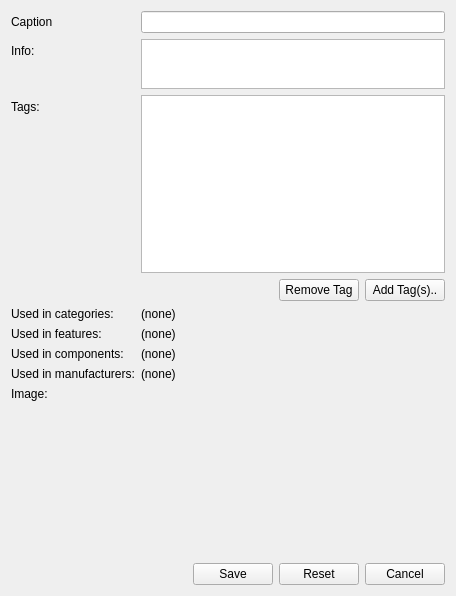
First picture: the form in client/uiforms/picture_edit.ui, repository Wolframe/configurator, before the edit.
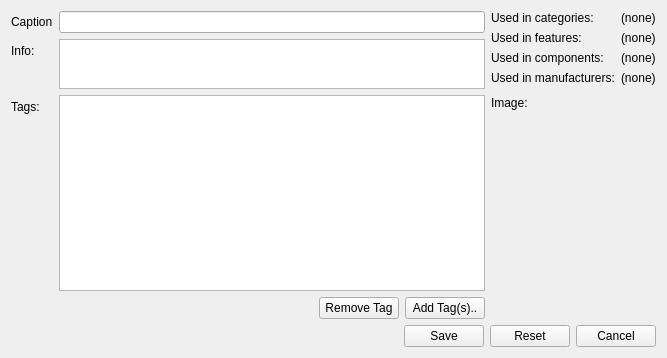
Second picture: the form after the edit. Icons and pictures are not drawn. Custom widgets are drawn as their Qt base class.

Commit message: started to fix default sort order in tables (pictures for now) some cleanup in picture forms (nicer 2 column layout)

```diff
--- a/client/uiforms/picture_edit.ui
+++ b/client/uiforms/picture_edit.ui
@@ -6,8 +6,8 @@
    <rect>
     <x>0</x>
     <y>0</y>
-    <width>456</width>
-    <height>596</height>
+    <width>667</width>
+    <height>358</height>
    </rect>
   </property>
   <property name="windowTitle">
@@ -23,20 +23,62 @@
   <property name="answer" stdset="0">
    <string>Picture dummy {picture{id={main.id}; caption{{main.caption}}; info{{main.info}}; image{{main.image.base64}}; height{{?}}; width{{?}}; size{{?}}; tags{{?}}; used_categories{{main.used_categories}}; used_features{{main.used_features}}; used_manufacturers {{main.used_manufacturers}}; used_components {{main.used_components}} }; tagwrap[] {id={?};tag{{?}}}}</string>
   </property>
+  <layout class="QGridLayout" name="gridLayout">
+   <item row="11" column="0" colspan="2">
+    <layout class="QHBoxLayout" name="horizontalLayout">
+     <item>
+      <spacer name="horizontalSpacer">
+       <property name="orientation">
+        <enum>Qt::Horizontal</enum>
+       </property>
+       <property name="sizeHint" stdset="0">
+        <size>
+         <width>40</width>
+         <height>20</height>
+        </size>
+       </property>
+      </spacer>
+     </item>
+     <item>
+      <widget class="QPushButton" name="save">
+       <property name="text">
+        <string>Save</string>
+       </property>
+       <property name="action" stdset="0">
+        <string notr="true">updatePicture picture {id={main.id}; caption{{main.caption}}; info {{main.info}}; tagwrap { tag[] {id={main.tags.item.id:?}}}; image {size={main.image.size:?}; {main.image.base64:?}}}</string>
+       </property>
+       <property name="form" stdset="0">
+        <string notr="true">_CLOSE_</string>
+       </property>
+       <property name="datasignal:clicked" stdset="0">
+        <string>picture</string>
+       </property>
+      </widget>
+     </item>
+     <item>
+      <widget class="QPushButton" name="reset">
+       <property name="text">
+        <string>Reset</string>
+       </property>
+       <property name="form" stdset="0">
+        <string notr="true">_RESET_</string>
+       </property>
+      </widget>
+     </item>
+     <item>
+      <widget class="QPushButton" name="cancel">
+       <property name="text">
+        <string>Cancel</string>
+       </property>
+       <property name="form" stdset="0">
+        <string notr="true">_CLOSE_</string>
+       </property>
+      </widget>
+     </item>
+    </layout>
+   </item>
+   <item row="0" column="0">
   <layout class="QFormLayout" name="formLayout">
-   <property name="fieldGrowthPolicy">
-    <enum>QFormLayout::AllNonFixedFieldsGrow</enum>
-   </property>
-   <item row="0" column="0">
-    <widget class="QLabel" name="label_caption">
-     <property name="text">
-      <string>Caption</string>
-     </property>
-     <property name="buddy">
-      <cstring>caption</cstring>
-     </property>
-    </widget>
-   </item>
    <item row="0" column="1">
     <widget class="QLineEdit" name="caption">
      <property name="initialFocus" stdset="0">
@@ -44,16 +86,6 @@
      </property>
     </widget>
    </item>
-   <item row="1" column="0">
-    <widget class="QLabel" name="label_info">
-     <property name="text">
-      <string>Info:</string>
-     </property>
-     <property name="buddy">
-      <cstring>info</cstring>
-     </property>
-    </widget>
-   </item>
    <item row="1" column="1">
     <widget class="QPlainTextEdit" name="info">
      <property name="maximumSize">
@@ -64,13 +96,23 @@
      </property>
     </widget>
    </item>
-   <item row="2" column="0">
-    <widget class="QLabel" name="label_tag">
+     <item row="0" column="0">
+      <widget class="QLabel" name="label_caption">
      <property name="text">
-      <string>Tags:</string>
+        <string>Caption</string>
      </property>
      <property name="buddy">
-      <cstring>tags</cstring>
+        <cstring>caption</cstring>
+       </property>
+      </widget>
+     </item>
+     <item row="1" column="0">
+      <widget class="QLabel" name="label_info">
+       <property name="text">
+        <string>Info:</string>
+       </property>
+       <property name="buddy">
+        <cstring>info</cstring>
      </property>
     </widget>
    </item>
@@ -117,6 +159,16 @@
      </property>
     </widget>
    </item>
+     <item row="2" column="0">
+      <widget class="QLabel" name="label_tag">
+       <property name="text">
+        <string>Tags:</string>
+       </property>
+       <property name="buddy">
+        <cstring>tags</cstring>
+       </property>
+      </widget>
+     </item>
    <item row="3" column="1">
     <layout class="QHBoxLayout" name="horizontalLayout_2">
      <item>
@@ -160,73 +212,70 @@
      </item>
     </layout>
    </item>
-   <item row="4" column="0">
+    </layout>
+   </item>
+   <item row="0" column="1">
+    <layout class="QFormLayout" name="formLayout_2">
+     <property name="fieldGrowthPolicy">
+      <enum>QFormLayout::AllNonFixedFieldsGrow</enum>
+     </property>
+     <item row="0" column="0">
     <widget class="QLabel" name="label_used_in_categories">
      <property name="text">
       <string>Used in categories:</string>
      </property>
     </widget>
    </item>
-   <item row="4" column="1">
+     <item row="0" column="1">
     <widget class="QLabel" name="used_categories">
      <property name="text">
       <string>(none)</string>
      </property>
     </widget>
    </item>
-   <item row="5" column="0">
+     <item row="1" column="1">
+      <widget class="QLabel" name="used_features">
+       <property name="text">
+        <string>(none)</string>
+       </property>
+      </widget>
+     </item>
+     <item row="2" column="1">
+      <widget class="QLabel" name="used_components">
+       <property name="text">
+        <string>(none)</string>
+       </property>
+      </widget>
+     </item>
+     <item row="3" column="1">
+      <widget class="QLabel" name="used_manufacturers">
+       <property name="text">
+        <string>(none)</string>
+       </property>
+      </widget>
+     </item>
+     <item row="1" column="0">
     <widget class="QLabel" name="label_used_in_features">
      <property name="text">
       <string>Used in features:</string>
      </property>
     </widget>
    </item>
-   <item row="5" column="1">
-    <widget class="QLabel" name="used_features">
-     <property name="text">
-      <string>(none)</string>
-     </property>
-    </widget>
-   </item>
-   <item row="7" column="0">
+     <item row="2" column="0">
     <widget class="QLabel" name="label_6">
      <property name="text">
       <string>Used in components:</string>
      </property>
     </widget>
    </item>
-   <item row="7" column="1">
-    <widget class="QLabel" name="used_components">
-     <property name="text">
-      <string>(none)</string>
-     </property>
-    </widget>
-   </item>
-   <item row="9" column="0">
+     <item row="3" column="0">
     <widget class="QLabel" name="label_3">
      <property name="text">
       <string>Used in manufacturers:</string>
      </property>
     </widget>
    </item>
-   <item row="9" column="1">
-    <widget class="QLabel" name="used_manufacturers">
-     <property name="text">
-      <string>(none)</string>
-     </property>
-    </widget>
-   </item>
-   <item row="10" column="0">
-    <widget class="QLabel" name="label_image">
-     <property name="text">
-      <string>Image:</string>
-     </property>
-     <property name="buddy">
-      <cstring>image</cstring>
-     </property>
-    </widget>
-   </item>
-   <item row="11" column="1">
+     <item row="4" column="1">
     <widget class="PictureChooser" name="image">
      <property name="minimumSize">
       <size>
@@ -239,54 +288,13 @@
      </property>
     </widget>
    </item>
-   <item row="12" column="0" colspan="2">
-    <layout class="QHBoxLayout" name="horizontalLayout">
-     <item>
-      <spacer name="horizontalSpacer">
-       <property name="orientation">
-        <enum>Qt::Horizontal</enum>
-       </property>
-       <property name="sizeHint" stdset="0">
-        <size>
-         <width>40</width>
-         <height>20</height>
-        </size>
-       </property>
-      </spacer>
-     </item>
-     <item>
-      <widget class="QPushButton" name="save">
+     <item row="4" column="0">
+      <widget class="QLabel" name="label_image">
        <property name="text">
-        <string>Save</string>
+        <string>Image:</string>
        </property>
-       <property name="action" stdset="0">
-        <string notr="true">updatePicture picture {id={main.id}; caption{{main.caption}}; info {{main.info}}; tagwrap { tag[] {id={main.tags.item.id:?}}}; image {size={main.image.size:?}; {main.image.base64:?}}}</string>
-       </property>
-       <property name="form" stdset="0">
-        <string notr="true">_CLOSE_</string>
-       </property>
-       <property name="datasignal:clicked" stdset="0">
-        <string>picture</string>
-       </property>
-      </widget>
-     </item>
-     <item>
-      <widget class="QPushButton" name="reset">
-       <property name="text">
-        <string>Reset</string>
-       </property>
-       <property name="form" stdset="0">
-        <string notr="true">_RESET_</string>
-       </property>
-      </widget>
-     </item>
-     <item>
-      <widget class="QPushButton" name="cancel">
-       <property name="text">
-        <string>Cancel</string>
-       </property>
-       <property name="form" stdset="0">
-        <string notr="true">_CLOSE_</string>
+       <property name="buddy">
+        <cstring>image</cstring>
        </property>
       </widget>
      </item>
```
Left out of the diff: 4 changed lines with no effect on the pictures. Lines whose indentation alone changed are shown as unchanged. The commit also changes 3 other files.
